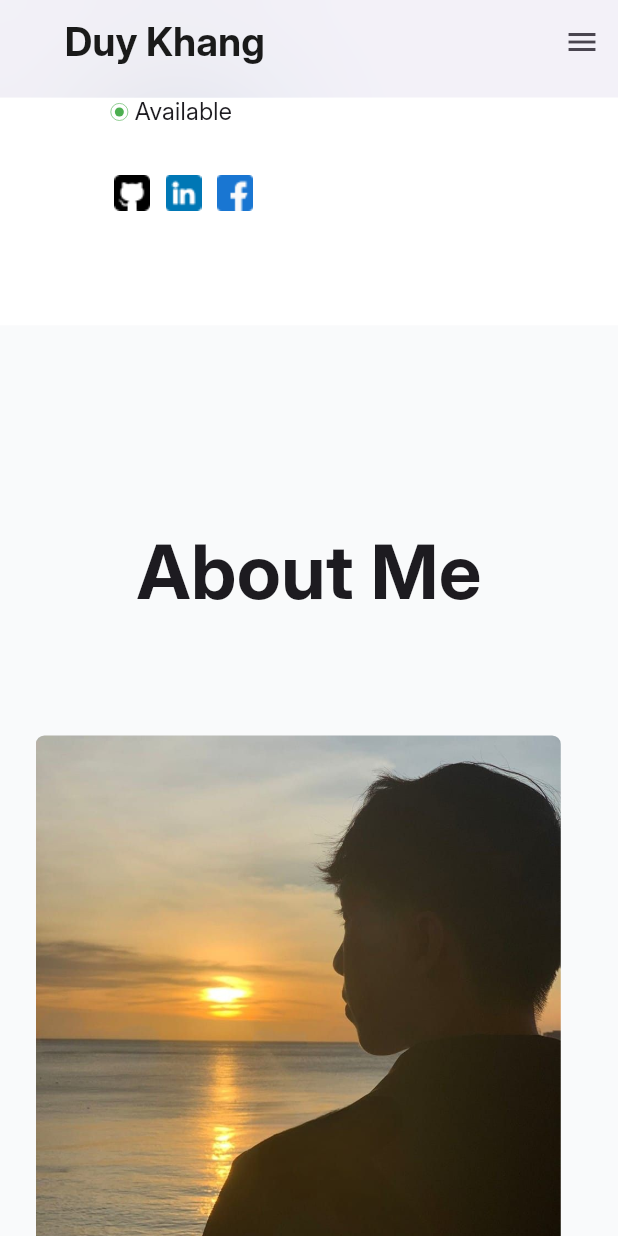
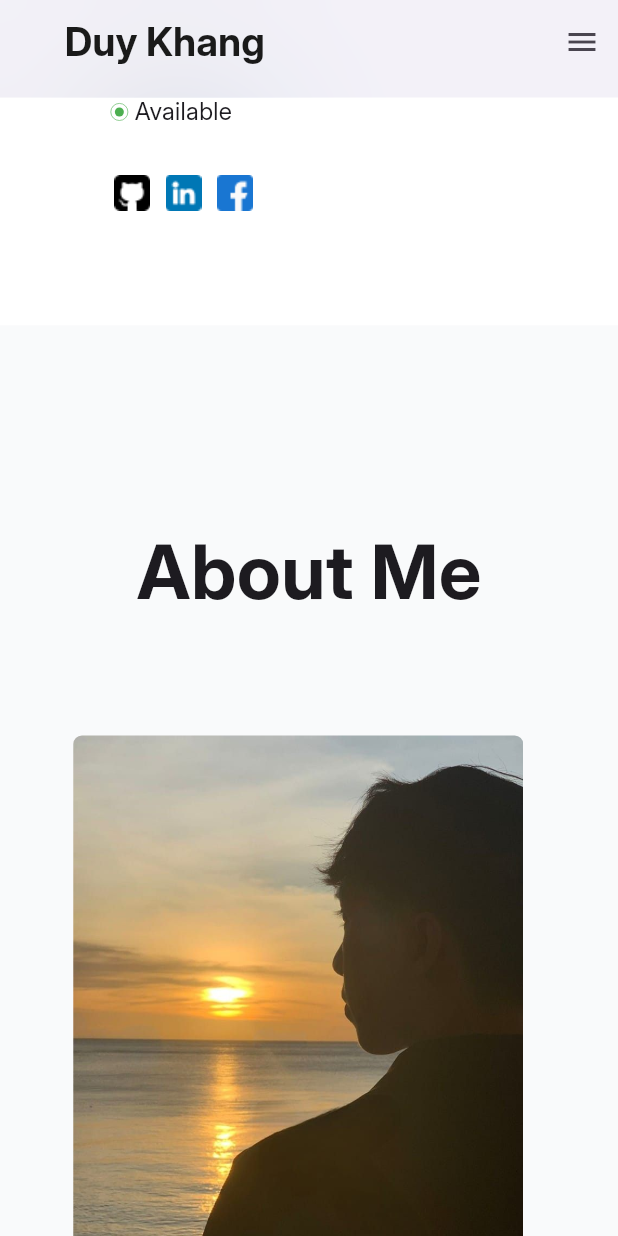
Before and after one commit to DuyKhangIT/Personal-Portfolio, a Flutter app: the screen it shows after launch, scrolled down 1152 dp, on a phone screen of 412 x 824 dp. Run offline on Flutter 3.47's test engine with Material 3 defaults, Android fonts, the phone set to English and light mode, and no system bars; drawn by our look-alikes of scrollable_positioned_list; our stand-ins replace bloc, connectivity_plus, easy_localization, equatable, flutter_bloc, flutter_screenutil and 5 more; missing offline and left inert: dart:html; statements that could not run were skipped; project files that could hold a hidden picture were left out.

Commit message:
fix UI image

```diff
--- a/lib/pages/about_page.dart
+++ b/lib/pages/about_page.dart
@@ -32,7 +32,7 @@ class AboutPage extends StatelessWidget {
                     borderRadius: BorderRadius.circular(20.r),
                     child: Image.asset(
                       'assets/images/png/avt.png',
-                      width: 350,
+                      width: 300,
                       height: 347,
                       fit: BoxFit.cover,
                     ),
```
